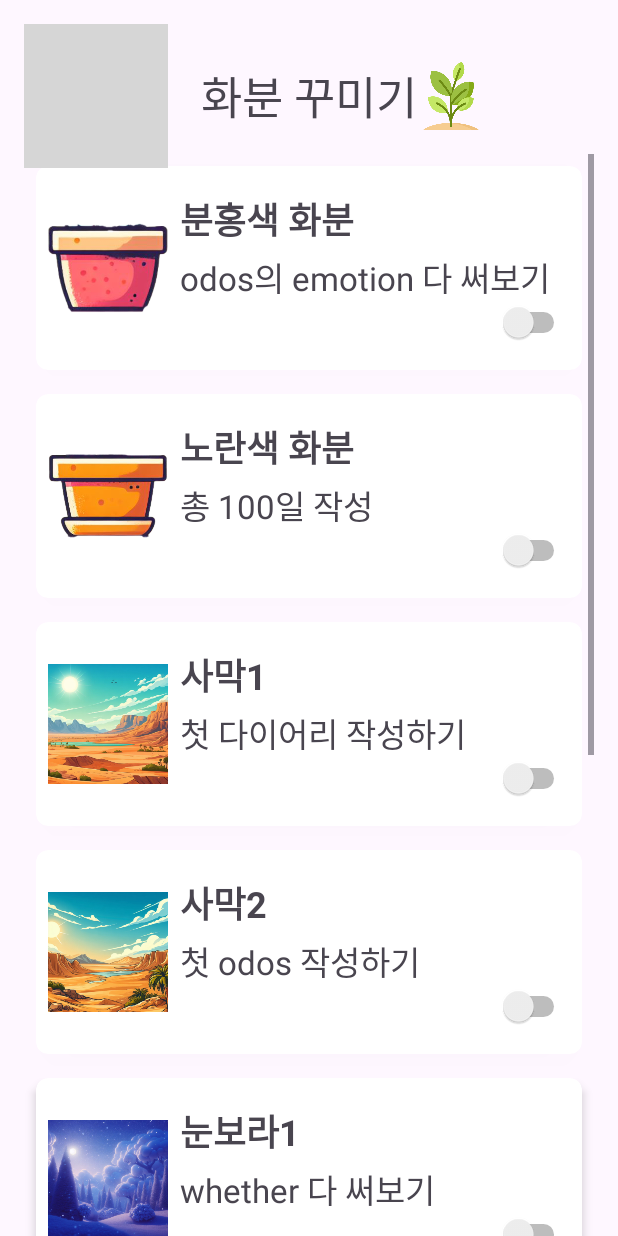
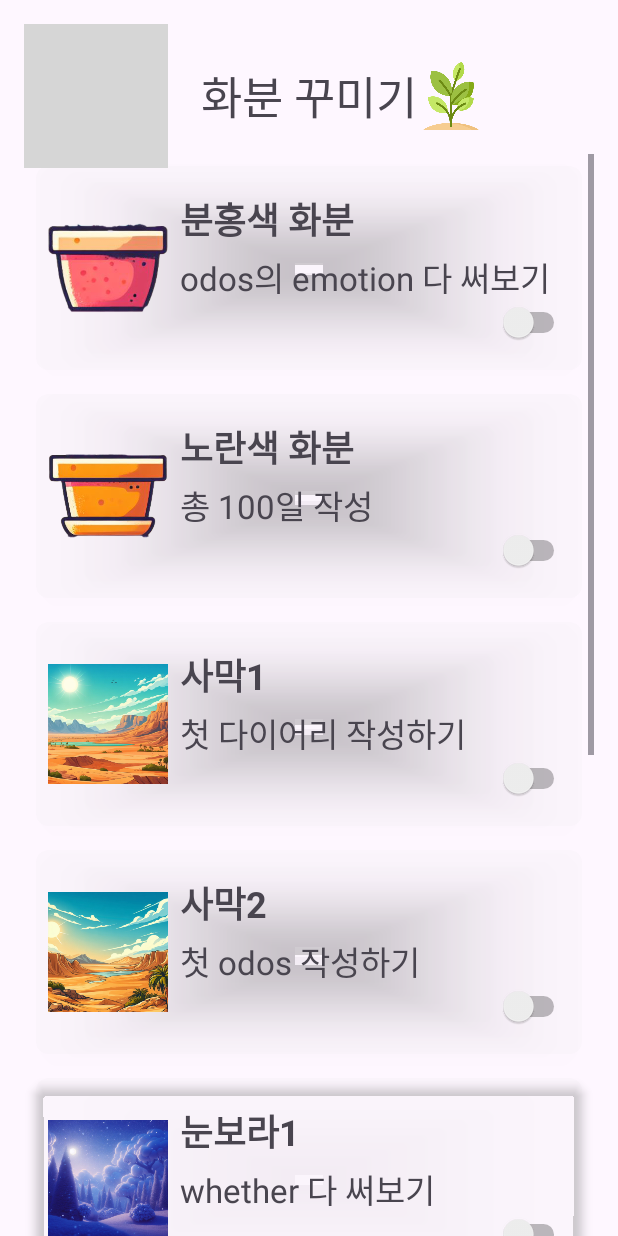
Before and after one commit to cpt-team/odos, an Android app: the PlantinfoActivity screen opened directly, with no data from a screen before it, on a phone screen of 412 x 824 dp. Run offline under Robolectric (Android 15) with nearby library versions, the phone set to English and light mode, and no system bars; grey boxes are pictures that could not be loaded.

Commit message:
스위치

```diff
--- a/app/src/main/java/com/example/cpt_odos_diary/PlantinfoAdpater.kt
+++ b/app/src/main/java/com/example/cpt_odos_diary/PlantinfoAdpater.kt
@@ -10,6 +10,7 @@ import android.widget.Switch
 import android.widget.TextView
 import androidx.appcompat.widget.SwitchCompat
 import androidx.cardview.widget.CardView
+import androidx.core.content.ContextCompat
 import androidx.recyclerview.widget.RecyclerView
 
 class PlantinfoAdpater (private val SkinList: List<PlantinfoModel>) :
@@ -37,6 +38,27 @@ class PlantinfoAdpater (private val SkinList: List<PlantinfoModel>) :
         holder.coverImageView.setImageResource(currentSkin.coverResId)
         holder.titleTextView.text = currentSkin.title
         holder.descTextView.text = currentSkin.desc
+
+
+        // 스위치에 대한 리스너 설정
+        updateItemView(holder, holder.plantswitch.isChecked)
+        holder.plantswitch.setOnCheckedChangeListener { _, isChecked ->
+            updateItemView(holder, isChecked)
+        }
+    }
+
+    private fun updateItemView(holder: PlantinfoViewHolder, isChecked: Boolean) {
+        if (isChecked) {
+            // 스위치가 켜진 경우
+            holder.cardView.setCardBackgroundColor(
+                ContextCompat.getColor(holder.itemView.context, R.color.originalCardColor)
+            )
+        } else {
+            // 스위치가 꺼진 경우
+            holder.cardView.setCardBackgroundColor(
+                ContextCompat.getColor(holder.itemView.context, R.color.grayedOutCardColor)
+            )
+        }
     }
 
     override fun getItemCount() =SkinList.size
--- a/app/src/main/res/values/colors.xml
+++ b/app/src/main/res/values/colors.xml
@@ -7,4 +7,6 @@
     <color name="green">#FF62C050</color>
     <color name="brown">#A77EAC</color>
     <color name="skyBlue">#87CEEB</color>
+    <color name="originalCardColor">#FFFFFF</color> <!-- 원래의 색상 -->
+    <color name="grayedOutCardColor">#12CCCCCC</color> <!-- 스위치가 꺼진 경우의 색상 -->
 </resources>
```
